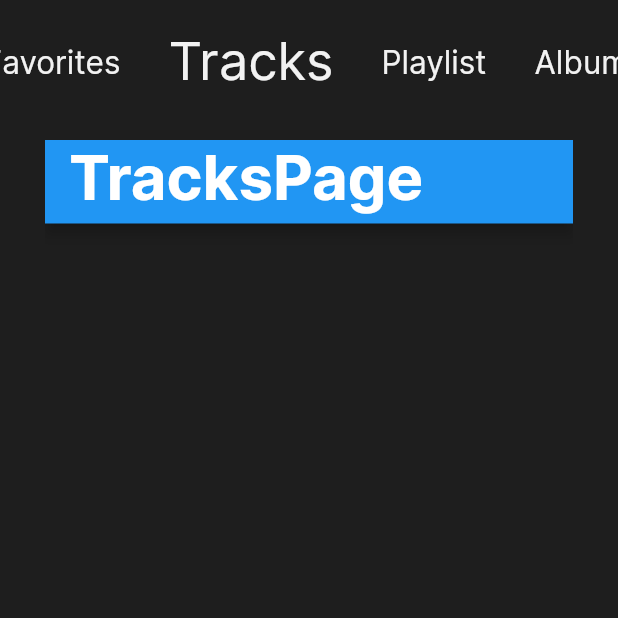
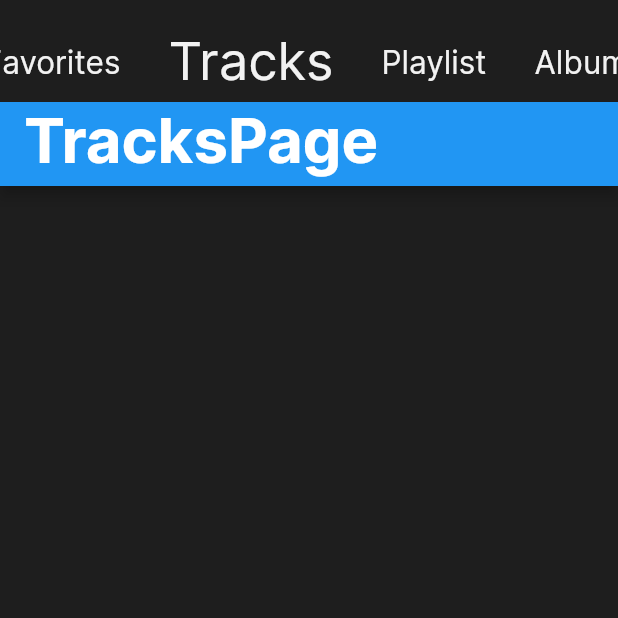
Before and after one commit to tanphuccgl/Zan-Melodic, a Flutter app: the screen it shows after launch, tab 2 chosen, on a phone screen of 412 x 824 dp, the top half of it. Run offline on Flutter 3.47's test engine with Material 2 defaults, Android fonts, the light colour scheme and no system bars; our stand-ins replace auto_route, bot_toast, firebase_core, flutter_bloc, get_it, logger; accounts and stored records are empty; generated files the repository leaves out were written again; network calls fail.

Commit message:
refactor code

```diff
--- a/lib/src/config/themes/styles.dart
+++ b/lib/src/config/themes/styles.dart
@@ -11,7 +11,7 @@ class Style {
         titleMedium: TextStyle(
             fontSize: 20,
             fontWeight: FontWeight.normal,
-            height: 1,
+            height: 1.2,
             color: MyColors.colorWhite),
         titleLarge: TextStyle(
             fontSize: 41,
--- a/lib/src/modules/dashboard/pages/dashboard_page.dart
+++ b/lib/src/modules/dashboard/pages/dashboard_page.dart
@@ -51,9 +51,7 @@ class DashboardPage extends StatelessWidget {
                       for (final item in TabIndex.values)
                         Tab(text: item.lableOf()),
                     ])),
-            body: const Padding(
-              padding: EdgeInsets.fromLTRB(30, 25, 30, 0),
-              child: TabBarView(
+            body: const TabBarView(
                 physics: NeverScrollableScrollPhysics(),
                 children: [
                   FavoritesPage(),
@@ -63,7 +61,6 @@ class DashboardPage extends StatelessWidget {
                   FolderPage(),
                 ]),
           ),
-          ),
         );
       },
     );
--- a/lib/src/modules/favorites/pages/favorites_page.dart
+++ b/lib/src/modules/favorites/pages/favorites_page.dart
@@ -10,7 +10,9 @@ class FavoritesPage extends StatelessWidget {
   @override
   Widget build(BuildContext context) {
     return Scaffold(
-      body: CustomScrollView(
+      body: Padding(
+        padding: const EdgeInsets.only(left: 20, top: 20),
+        child: CustomScrollView(
           physics: const BouncingScrollPhysics(),
           slivers: [
             _headerTitle('Singer'),
@@ -20,6 +22,7 @@ class FavoritesPage extends StatelessWidget {
             _headerTitle('Tracks'),
             const TracksFavotiresWidget()
           ],
+        ),
       ),
     );
   }
```
Also changed, not shown: lib/src/modules/favorites/widgets/singer_favorites_widget.dart (+12 -13 lines), lib/src/modules/favorites/widgets/tracks_favorites_widget.dart (+11 -12 lines). Lines whose indentation alone changed are shown as unchanged.
